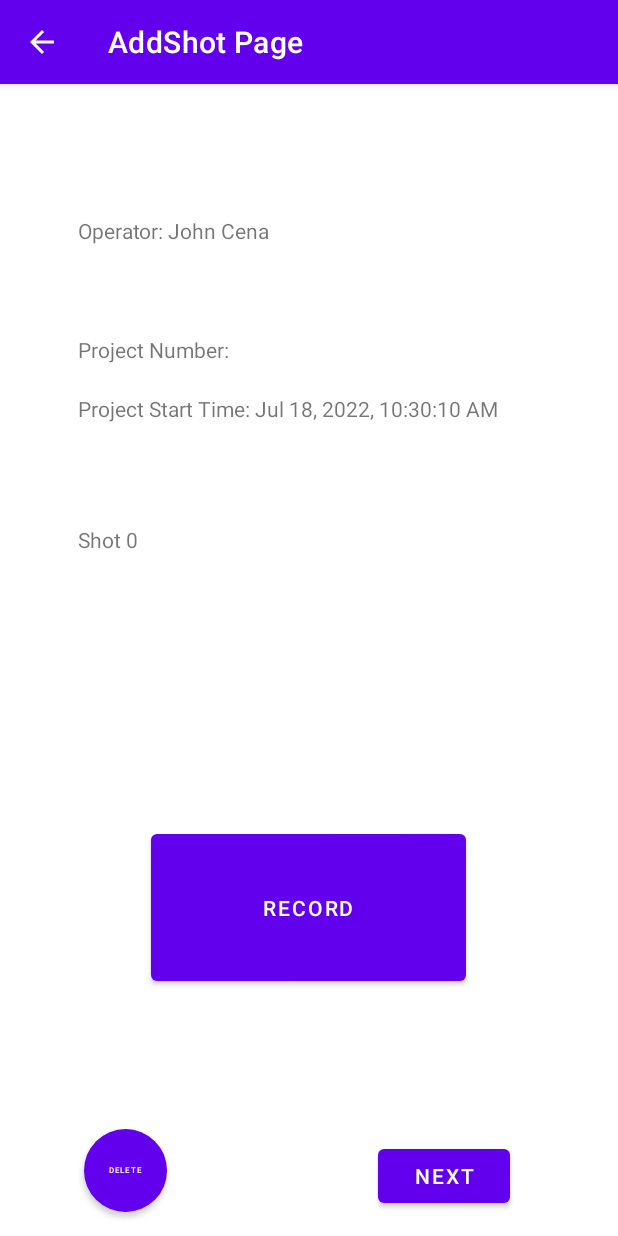
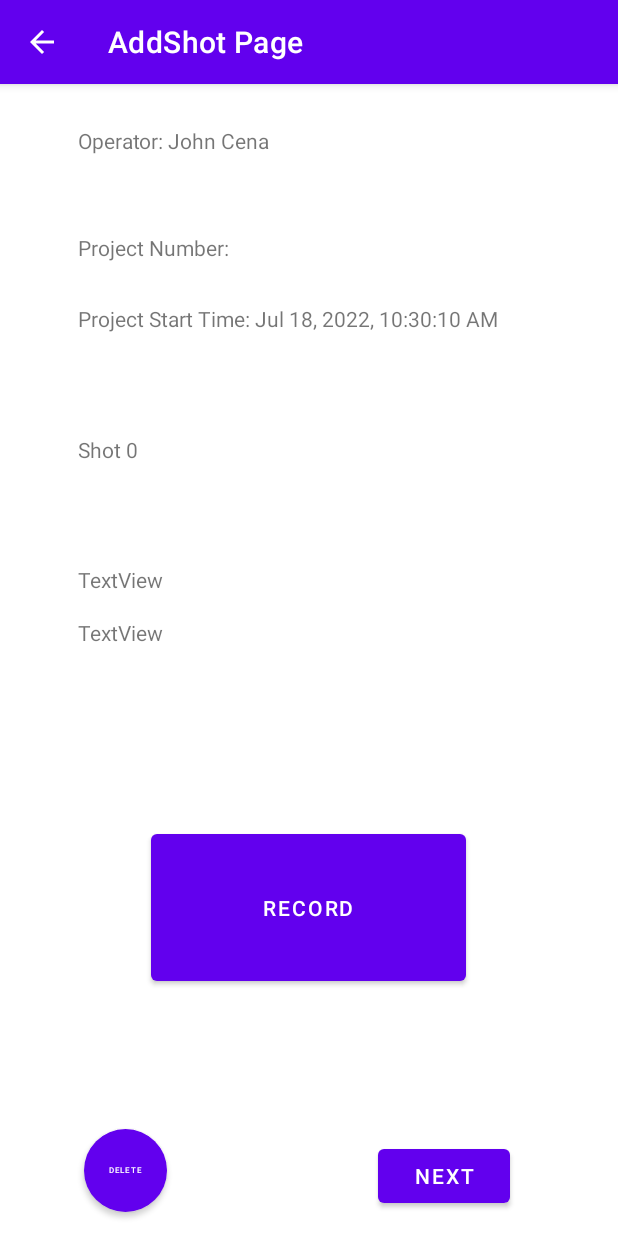
Before and after one commit to MihaiSirbu/Geophysics_Lair, an Android app: the screen it shows after launch (AddShot), after a tap on "NEW PROJECT", on a phone screen of 412 x 824 dp. Run offline under Robolectric (Android 15) with nearby library versions, the phone set to English and light mode, and no system bars.

Commit message:
Attempting to add gps lat and long, app crashing for now

```diff
--- a/app/build.gradle
+++ b/app/build.gradle
@@ -32,6 +32,7 @@ dependencies {
     implementation 'androidx.appcompat:appcompat:1.4.2'
     implementation 'com.google.android.material:material:1.6.1'
     implementation 'androidx.constraintlayout:constraintlayout:2.1.4'
+    implementation 'com.google.android.gms:play-services-location:20.0.0'
     testImplementation 'junit:junit:4.13.2'
     androidTestImplementation 'androidx.test.ext:junit:1.1.3'
     androidTestImplementation 'androidx.test.espresso:espresso-core:3.4.0'
--- a/app/src/main/AndroidManifest.xml
+++ b/app/src/main/AndroidManifest.xml
@@ -2,6 +2,10 @@
 <manifest xmlns:android="http://schemas.android.com/apk/res/android"
     xmlns:tools="http://schemas.android.com/tools"
     package="com.example.MishuProject">
+
+    <uses-permission android:name="android.permission.ACCESS_COARSE_LOCATION"/>
+    <uses-permission android:name="android.permission.ACCESS_FINE_LOCATION"/>
+    <uses-permission android:name="android.permission.INTERNET"/>
 
     <application
         android:allowBackup="true"
--- a/app/src/main/java/com/example/MishuProject/AddShot.java
+++ b/app/src/main/java/com/example/MishuProject/AddShot.java
@@ -1,20 +1,35 @@
 package com.example.MishuProject;
 
 
+import androidx.annotation.NonNull;
 import androidx.appcompat.app.ActionBar;
 import androidx.appcompat.app.AppCompatActivity;
+import androidx.core.app.ActivityCompat;
 
+import android.Manifest;
 import android.content.Intent;
+import android.content.pm.PackageManager;
+import android.location.Address;
+import android.location.Geocoder;
+import android.location.Location;
 import android.os.Bundle;
 import android.view.View;
 import android.widget.Button;
 import android.widget.TextView;
 import android.widget.Toast;
 
+import com.google.android.gms.location.FusedLocationProviderClient;
+import com.google.android.gms.location.LocationServices;
+import com.google.android.gms.tasks.OnCompleteListener;
+import com.google.android.gms.tasks.Task;
+
 import org.w3c.dom.Text;
 
+import java.io.IOException;
 import java.text.SimpleDateFormat;
 import java.util.Calendar;
+import java.util.List;
+import java.util.Locale;
 
 public class AddShot extends AppCompatActivity {
 
@@ -22,7 +37,12 @@ public class AddShot extends AppCompatActivity {
     String projectNumber;
     String projectStartTime;
     TextView ShotNumberDisplay;
+    TextView LatitudeDisplay;
+    TextView LongitudeDisplay;
+
     int shotNumber;
+
+    FusedLocationProviderClient fusedLocationProviderClient;
 
     @Override
     protected void onCreate(Bundle savedInstanceState) {
@@ -51,6 +71,16 @@ public class AddShot extends AppCompatActivity {
             projectNumber = extras.getString("projectKEY");
             projectStartTime = extras.getString("timeStartKEY");
         }
+
+        LatitudeDisplay = findViewById(R.id.LatituteTxtView);
+        LongitudeDisplay = findViewById(R.id.LongitudeTxtView);
+
+        // GETTING GPS COORDINATES
+
+        // initializing fusedlocationproviderclient
+        fusedLocationProviderClient = LocationServices.getFusedLocationProviderClient(this);
+
+
 
         // DATABASE
 
@@ -87,6 +117,18 @@ public class AddShot extends AppCompatActivity {
             TextView textView = findViewById(R.id.ShotTimeDisplay);
             shot_time.toString().trim();
             textView.setText("Last recorded shot time: "+shot_time);
+
+            // GPS STUFF
+
+            // check permissions
+            if(ActivityCompat.checkSelfPermission(AddShot.this, Manifest.permission.ACCESS_FINE_LOCATION) == PackageManager.PERMISSION_GRANTED){
+                // permission is granted
+                getLocation();
+            }
+            else{
+                // when permission isn't granted
+                ActivityCompat.requestPermissions(AddShot.this,new String[]{Manifest.permission.ACCESS_FINE_LOCATION},44);
+            }
 
             // ADDING TO DATABASE INFO
             shotNumber += 1;
@@ -126,4 +168,28 @@ public class AddShot extends AppCompatActivity {
             }
         });
     }
+
+    private void getLocation() {
+        fusedLocationProviderClient.getLastLocation().addOnCompleteListener(new OnCompleteListener<Location>() {
+            @Override
+            public void onComplete(@NonNull Task<Location> task) {
+                // init location
+                Location loc = task.getResult();
+                if(loc != null){
+                    // init geocoder
+                    Geocoder geocoder = new Geocoder(AddShot.this, Locale.getDefault());
+                    // init address list
+                    try {
+                        List<Address> addresses = geocoder.getFromLocation(loc.getLatitude(),loc.getLongitude(),1);
+
+                        LatitudeDisplay.setText("Latitude: "+ addresses.get(0).getLatitude());
+                        LongitudeDisplay.setText("Longitude: "+ addresses.get(0).getLongitude());
+                    } catch (IOException e) {
+                        e.printStackTrace();
+                    }
+
+                }
+            }
+        });
+    }
 }
--- a/app/src/main/res/layout/activity_add_shot.xml
+++ b/app/src/main/res/layout/activity_add_shot.xml
@@ -19,11 +19,23 @@
         app:srcCompat="@drawable/next_btn_img" />
 
     <TextView
+        android:id="@+id/projectStartTimeText"
+        android:layout_width="wrap_content"
+        android:layout_height="wrap_content"
+        android:layout_marginStart="52dp"
+        android:layout_marginTop="28dp"
+        android:gravity="left"
+        android:text="TextView"
+        android:textAlignment="gravity"
+        app:layout_constraintStart_toStartOf="parent"
+        app:layout_constraintTop_toBottomOf="@+id/ProjectNumberDisplayTextView" />
+
+    <TextView
         android:id="@+id/OperatorDisplayTextView"
         android:layout_width="wrap_content"
         android:layout_height="wrap_content"
         android:layout_marginStart="52dp"
-        android:layout_marginTop="88dp"
+        android:layout_marginTop="28dp"
         android:gravity="left"
         android:text="TextView"
         android:textAlignment="gravity"
@@ -35,24 +47,12 @@
         android:layout_width="wrap_content"
         android:layout_height="wrap_content"
         android:layout_marginStart="52dp"
-        android:layout_marginTop="60dp"
+        android:layout_marginTop="52dp"
         android:gravity="left"
         android:text="TextView"
         android:textAlignment="gravity"
         app:layout_constraintStart_toStartOf="parent"
         app:layout_constraintTop_toBottomOf="@+id/OperatorDisplayTextView" />
-
-    <TextView
-        android:id="@+id/projectStartTimeText"
-        android:layout_width="wrap_content"
-        android:layout_height="wrap_content"
-        android:layout_marginStart="52dp"
-        android:layout_marginTop="20dp"
-        android:gravity="left"
-        android:text="TextView"
-        android:textAlignment="gravity"
-        app:layout_constraintStart_toStartOf="parent"
-        app:layout_constraintTop_toBottomOf="@+id/ProjectNumberDisplayTextView" />
 
     <Button
         android:id="@+id/RecButton"
@@ -98,5 +98,27 @@
         app:layout_constraintHorizontal_bias="0.284"
         app:layout_constraintStart_toStartOf="parent" />
 
+    <TextView
+        android:id="@+id/LatituteTxtView"
+        android:layout_width="wrap_content"
+        android:layout_height="wrap_content"
+        android:layout_marginTop="20dp"
+        android:text="TextView"
+        app:layout_constraintEnd_toEndOf="parent"
+        app:layout_constraintHorizontal_bias="0.147"
+        app:layout_constraintStart_toStartOf="parent"
+        app:layout_constraintTop_toBottomOf="@+id/ShotTimeDisplay" />
+
+    <TextView
+        android:id="@+id/LongitudeTxtView"
+        android:layout_width="wrap_content"
+        android:layout_height="wrap_content"
+        android:layout_marginTop="16dp"
+        android:text="TextView"
+        app:layout_constraintEnd_toEndOf="parent"
+        app:layout_constraintHorizontal_bias="0.147"
+        app:layout_constraintStart_toStartOf="parent"
+        app:layout_constraintTop_toBottomOf="@+id/LatituteTxtView" />
+
 
 </androidx.constraintlayout.widget.ConstraintLayout>
```
